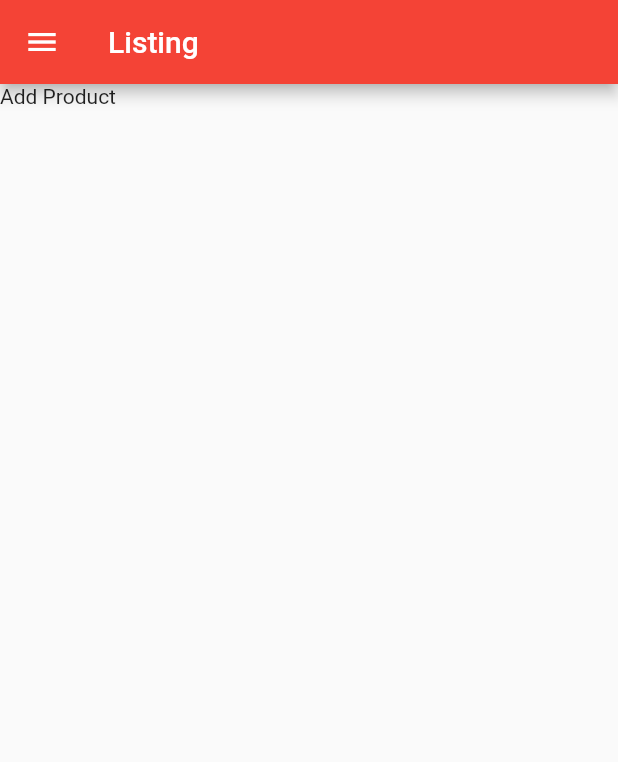
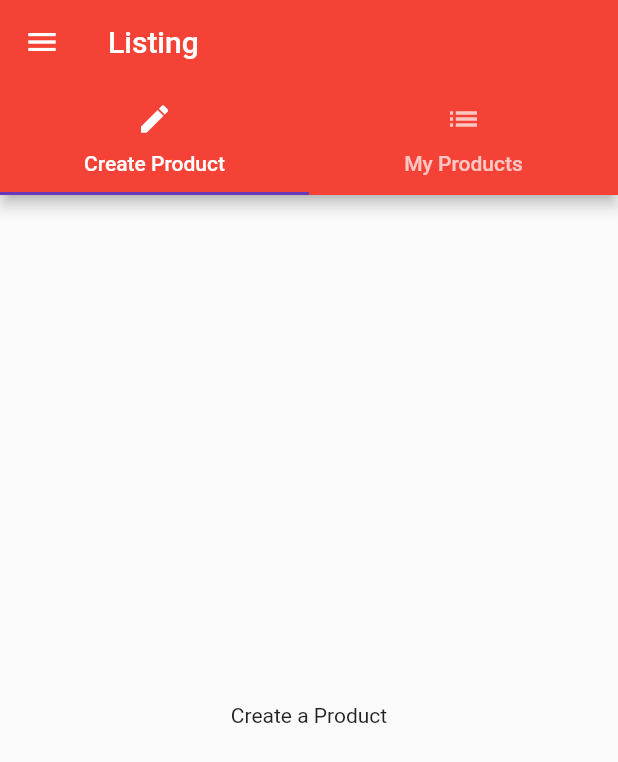
Before and after one commit to TavinHlungwani/flutter-easy-list, a Flutter app: the ProductsPage screen opened directly, in the side drawer, after a tap on "Manage Products", on a phone screen of 412 x 824 dp. Shown: the top 762 px of the screen. Run offline on Flutter 3.47's test engine with Material 2 defaults, Android fonts, the phone set to English and light mode, and no system bars.

Commit message:
adding tabs

```diff
--- a/lib/pages/add_product.dart
+++ /dev/null
@@ -1,30 +0,0 @@
-import 'package:flutter/material.dart';
-
-import './products.dart';
-
-class AddProductPage extends StatelessWidget {
-  @override
-    Widget build(BuildContext context) {
-    return Scaffold(
-      drawer: Drawer(
-        child: Column(
-          children: <Widget>[
-            AppBar(automaticallyImplyLeading: false, title: Text('Choose Option'),),
-            ListTile(
-              title: Text('All products'),
-              onTap: () {
-                Navigator.pushReplacement(context, MaterialPageRoute(builder: (BuildContext context)=>ProductsPage()));
-              },
-            )
-          ],
-        ),
-      ),
-      appBar: AppBar(
-        title: Text('Listing'),
-      ),
-      body: Container(
-        child: Text('Add Product'),
-      )
-    );
-  }
-}
--- /dev/null
+++ b/lib/pages/product_admin.dart
@@ -0,0 +1,44 @@
+import 'package:flutter/material.dart';
+
+import './products.dart';
+import './product_create.dart';
+import './product_list.dart';
+
+class ProductAdminPage extends StatelessWidget {
+  @override
+    Widget build(BuildContext context) {
+    return DefaultTabController(
+      length: 2,
+      child: Scaffold(
+        drawer: Drawer(
+          child: Column(
+            children: <Widget>[
+              AppBar(automaticallyImplyLeading: false, title: Text('Choose Option'),),
+              ListTile(
+                title: Text('All products'),
+                onTap: () {
+                  Navigator.pushReplacement(context, MaterialPageRoute(builder: (BuildContext context)=>ProductsPage()));
+                },
+              )
+            ],
+          ),
+        ),
+        appBar: AppBar(
+          title: Text('Listing'),
+          bottom: TabBar(
+            tabs: <Widget>[
+              Tab(icon: Icon(Icons.create), text: 'Create Product',),
+              Tab(icon: Icon(Icons.list), text: 'My Products')
+            ],
+          ),
+        ),
+        body: TabBarView(
+          children: <Widget>[
+            ProductCreatePage(),
+            ProductListPage(),
+          ],
+        )
+      ),
+    );
+  }
+}
--- /dev/null
+++ b/lib/pages/product_create.dart
@@ -0,0 +1,8 @@
+import 'package:flutter/material.dart';
+
+class ProductCreatePage extends StatelessWidget {
+  @override
+  Widget build(BuildContext context) {
+    return Center(child: Text('Create a Product'),);
+  }
+}
--- /dev/null
+++ b/lib/pages/product_list.dart
@@ -0,0 +1,8 @@
+import 'package:flutter/material.dart';
+
+class ProductListPage extends StatelessWidget {
+  @override
+  Widget build(BuildContext context) {
+    return Center(child: Text('My Products'),);
+  }
+}
--- a/lib/pages/products.dart
+++ b/lib/pages/products.dart
@@ -1,7 +1,7 @@
 import 'package:flutter/material.dart';
 
 import '../products_manager.dart';
-import './add_product.dart';
+import './product_admin.dart';
 
 class ProductsPage extends StatelessWidget {
 
@@ -18,7 +18,7 @@ class ProductsPage extends StatelessWidget {
               ListTile(
                 title: Text('Manage Products'),
                 onTap: () {
-                  Navigator.pushReplacement(context, MaterialPageRoute(builder: (BuildContext context)=>AddProductPage()));
+                  Navigator.pushReplacement(context, MaterialPageRoute(builder: (BuildContext context)=>ProductAdminPage()));
                 },
               )
             ],
```
